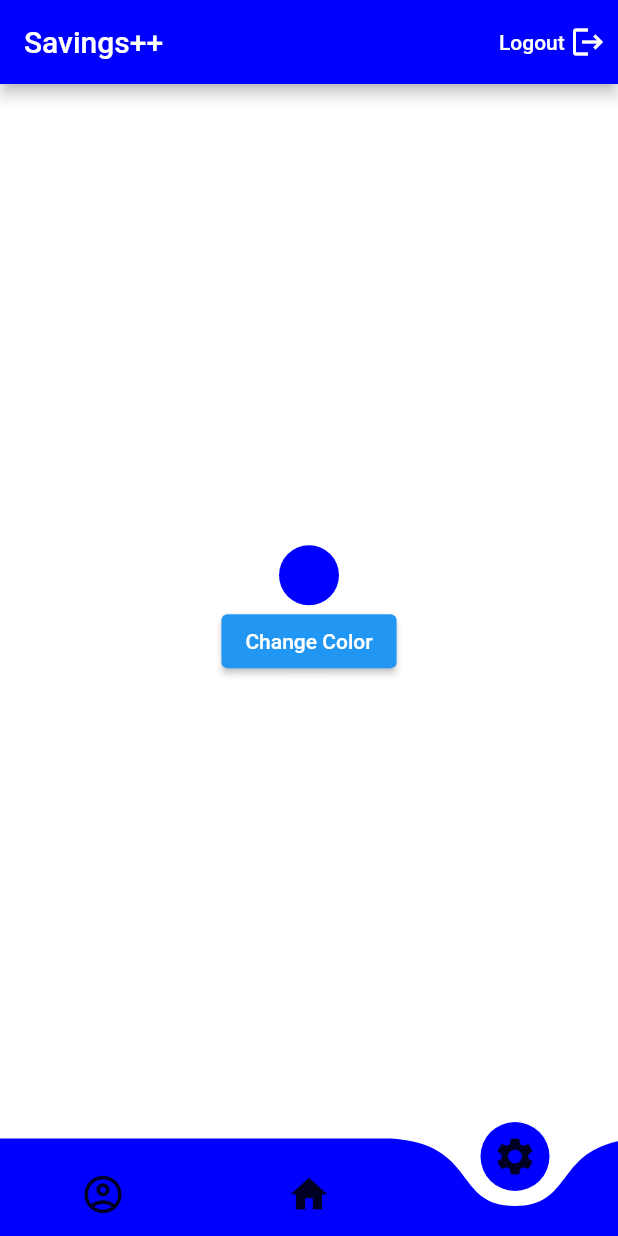
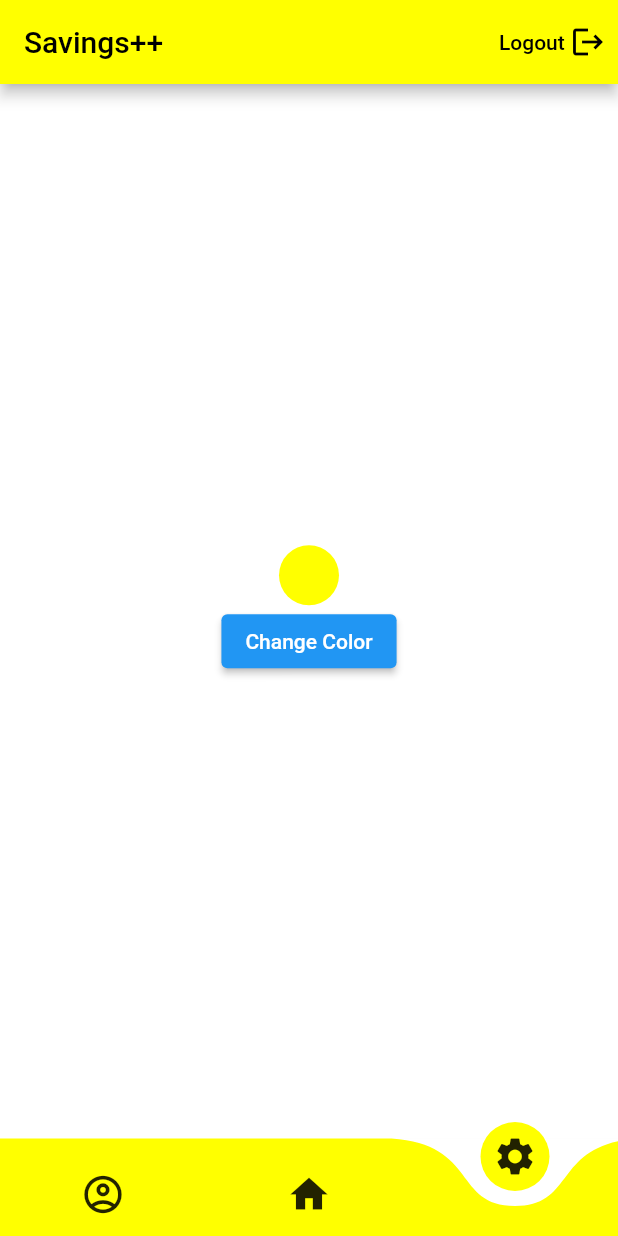
Before and after one commit to Drakunal/debit-credit-manager, a Flutter app: the screen it shows once a user with an empty profile is signed in, item 3 of the bottom bar chosen, after a tap on "Change Color", on a phone screen of 412 x 824 dp. Run offline on Flutter 3.47's test engine with Material 2 defaults, Android fonts, the phone set to English and light mode, and no system bars; drawn by our look-alikes of curved_navigation_bar; our stand-ins replace cloud_firestore, date_field, firebase_auth, firebase_core, font_awesome_flutter, google_sign_in and 1 more; accounts and stored records are empty.

Commit message:
color change implemented

```diff
--- a/lib/screens/home.dart
+++ b/lib/screens/home.dart
@@ -22,7 +22,7 @@ class Home extends StatefulWidget {
 class _HomeState extends State<Home> {
   final user = FirebaseAuth.instance.currentUser!;
   late Color colors;
-  String savedColorOriginal = '#000000';
+  String savedColorOriginal = '#87b5eb';
   int _page = 1;
   final screens = [Profile(), MainPage(), Settings()];
   GlobalKey<CurvedNavigationBarState> _bottomNavigationKey = GlobalKey();
@@ -32,7 +32,7 @@ class _HomeState extends State<Home> {
     return Scaffold(
       appBar: AppBar(
         backgroundColor: Preference().getColor(),
-        title: Text("Savings++"),
+        title: Text("Savings++", style: TextStyle(color: Colors.black)),
         actions: [
           Row(
             children: [
@@ -44,10 +44,10 @@ class _HomeState extends State<Home> {
                   },
                   child: Row(
                     children: [
-                      Text("Logout ", style: TextStyle(color: Colors.white)),
+                      Text("Logout ", style: TextStyle(color: Colors.black)),
                       Icon(
                         Icons.logout,
-                        color: Colors.white,
+                        color: Colors.black,
                       )
                     ],
                   )),
--- a/lib/screens/profile.dart
+++ b/lib/screens/profile.dart
@@ -1,3 +1,4 @@
+import 'package:debit_credit/services/preferences.dart';
 import 'package:firebase_auth/firebase_auth.dart';
 import 'package:flutter/material.dart';
 
@@ -104,7 +105,7 @@ class _ProfileState extends State<Profile> {
               color: Colors.grey,
               borderRadius: BorderRadius.all(
                   Radius.circular(MediaQuery.of(context).size.width * 0.24)),
-              border: Border.all(color: Colors.blueAccent.shade100, width: 2),
+              border: Border.all(color: Preference().getColor(), width: 2),
               image: DecorationImage(
                   image: NetworkImage(user.photoURL!), fit: BoxFit.cover)),
         ),
@@ -122,7 +123,7 @@ class _ProfileState extends State<Profile> {
             margin:
                 EdgeInsets.only(top: MediaQuery.of(context).size.height * 0.08),
             decoration: BoxDecoration(
-              color: Colors.blueAccent.shade100,
+              color: Preference().getColor(),
               borderRadius: BorderRadius.circular(15),
             ),
             child: Column(
--- a/lib/screens/settings.dart
+++ b/lib/screens/settings.dart
@@ -41,18 +41,18 @@ class _SettingsState extends State<Settings> {
 
   void changeColor() {
     Color violet = HexColor("#8F00FF");
-    Color blue = HexColor("#0000FF");
+    Color yellow = HexColor("#FFFF00");
     Color green = HexColor("00FF00");
     setState(() {
-      if (colorR == blue) {
+      if (colorR == yellow) {
         colorR = violet;
         Preference().setColorValue("#8F00FF");
       } else if (colorR == violet) {
         colorR = green;
         Preference().setColorValue("00FF00");
       } else {
-        colorR = blue;
-        Preference().setColorValue("#0000FF");
+        colorR = yellow;
+        Preference().setColorValue("#FFFF00");
       }
     });
   }
--- a/lib/services/preferences.dart
+++ b/lib/services/preferences.dart
@@ -3,7 +3,7 @@ import 'package:flutter/material.dart';
 import 'package:shared_preferences/shared_preferences.dart';
 
 class Preference {
-  static String savedColorOriginal = '#000000';
+  static String savedColorOriginal = '#87b5eb';
   getColor() {
     // String hexColor = getColorValue() ?? '';
     getColorValue();
@@ -15,7 +15,7 @@ class Preference {
 
   getColorValue() async {
     SharedPreferences prefs = await SharedPreferences.getInstance();
-    String savedColor = prefs.getString('colorName') ?? '#FFC0CB';
+    String savedColor = prefs.getString('colorName') ?? '#87CEEB';
     savedColorOriginal = savedColor;
     print('From 2 $savedColorOriginal');
   }
```
Also changed, not shown: 1 other file.
